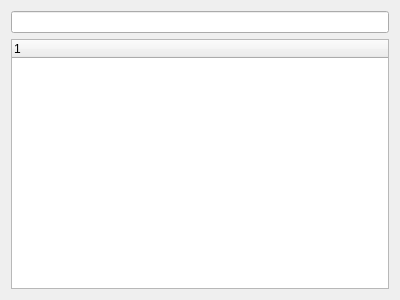
luispedro/rbit, file gui/dialogs/folderchoose.ui: the form before one commit.
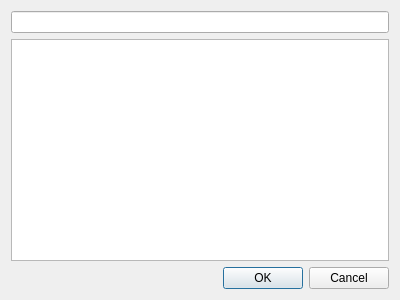
The form after the commit. Custom widgets are drawn as their Qt base class.

Commit message: GUI set up better widget

Patch:
```diff
--- a/gui/dialogs/folderchoose.ui
+++ b/gui/dialogs/folderchoose.ui
@@ -18,15 +18,27 @@
   </property>
   <layout class="QVBoxLayout" name="verticalLayout">
    <item>
-    <widget class="KLineEdit" name="klineedit">
-     <property name="showClearButton" stdset="0">
-      <bool>true</bool>
+    <widget class="KTreeWidgetSearchLine" name="searchfield"/>
+   </item>
+   <item>
+    <widget class="QTreeWidget" name="folderList">
+     <attribute name="headerVisible">
+      <bool>false</bool>
+     </attribute>
+     <column>
+      <property name="text">
+       <string notr="true">1</string>
+      </property>
+     </column>
+    </widget>
+   </item>
+   <item>
+    <widget class="QDialogButtonBox" name="buttonBox">
+     <property name="standardButtons">
+      <set>QDialogButtonBox::Cancel|QDialogButtonBox::Ok</set>
      </property>
     </widget>
    </item>
-   <item>
-    <widget class="QTreeWidget" name="folderList"/>
-   </item>
   </layout>
  </widget>
  <customwidgets>
@@ -35,6 +47,11 @@
    <extends>QLineEdit</extends>
    <header>klineedit.h</header>
   </customwidget>
+  <customwidget>
+   <class>KTreeWidgetSearchLine</class>
+   <extends>KLineEdit</extends>
+   <header>ktreewidgetsearchline.h</header>
+  </customwidget>
  </customwidgets>
  <resources/>
  <connections/>
```
Left out of the diff: 67 changed lines with no effect on the pictures. The commit also changes 1 other file.
